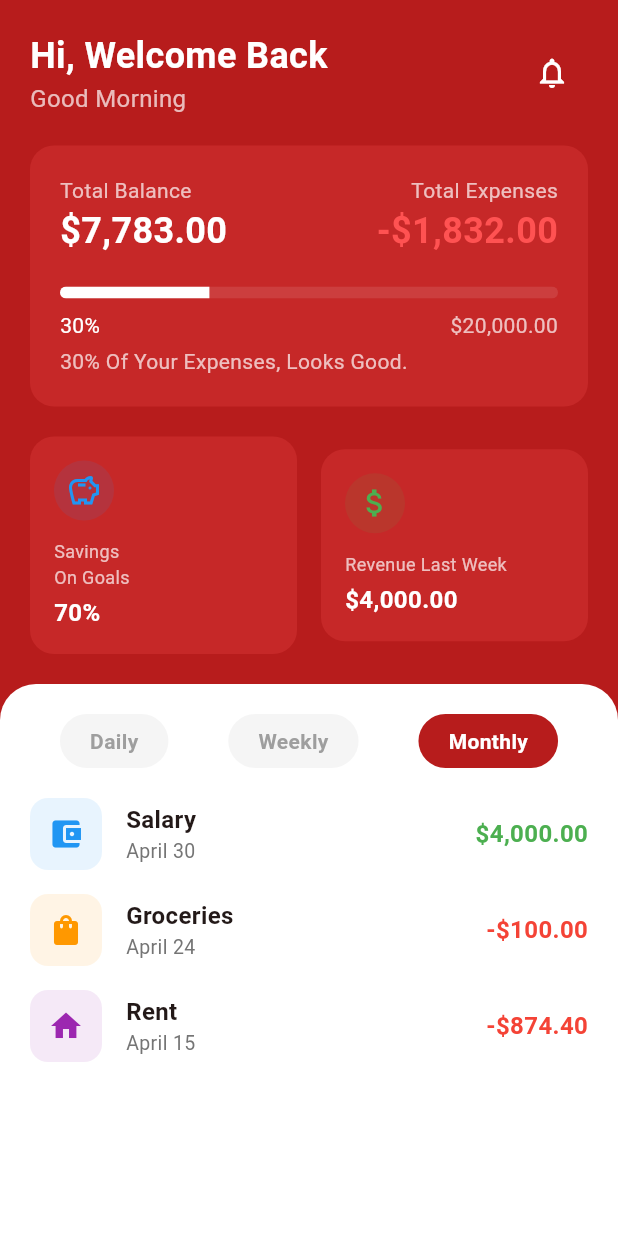
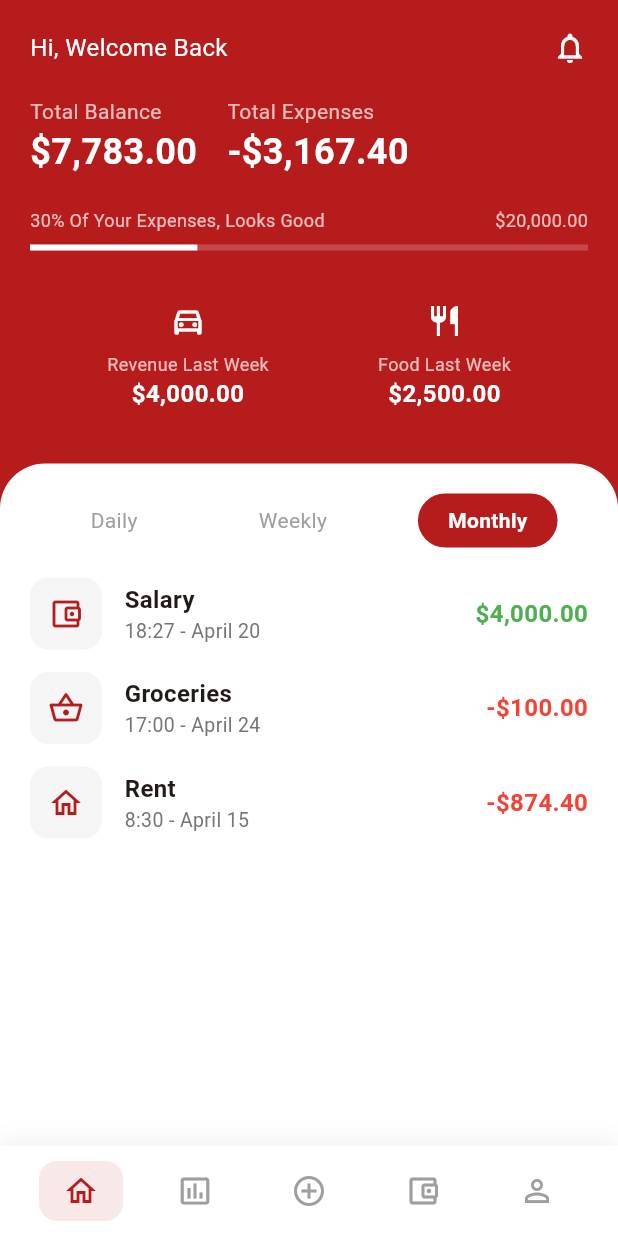
Before and after one commit to mutheejj/metrowealth, a Flutter app: the HomePage screen opened directly, on a phone screen of 412 x 824 dp. Run offline on Flutter 3.47's test engine with Material 3 defaults, Android fonts, the light colour scheme and no system bars; our stand-ins replace cloud_firestore, firebase_auth, firebase_core; accounts and stored records are empty; generated files the repository leaves out were written again.

Commit message:
fixed home/

```diff
--- a/lib/features/home/presentation/pages/home_page.dart
+++ b/lib/features/home/presentation/pages/home_page.dart
@@ -2,6 +2,7 @@ import 'package:flutter/material.dart';
 import 'package:flutter/services.dart';
 import 'package:metrowealth/core/constants/app_colors.dart';
 import 'package:metrowealth/core/services/database_service.dart';
+import 'package:metrowealth/features/navigation/presentation/pages/main_navigation.dart';
 import 'package:intl/intl.dart';
 
 class HomePage extends StatefulWidget {
@@ -18,70 +19,43 @@ class _HomePageState extends State<HomePage> {
 
   @override
   Widget build(BuildContext context) {
-    return Scaffold(
+    return MainNavigation(
+      child: Scaffold(
         backgroundColor: AppColors.primary,
         body: SafeArea(
           child: Column(
             children: [
-            // Top Section
+              // Top Section with Total Balance and Progress
               Padding(
                 padding: const EdgeInsets.all(20),
                 child: Column(
                   crossAxisAlignment: CrossAxisAlignment.start,
                   children: [
-                  // Header
-                  Row(
+                    const Row(
                       mainAxisAlignment: MainAxisAlignment.spaceBetween,
                       children: [
-                      Column(
-                        crossAxisAlignment: CrossAxisAlignment.start,
-                        children: const [
                         Text(
                           'Hi, Welcome Back',
                           style: TextStyle(
                             color: Colors.white,
-                              fontSize: 24,
-                              fontWeight: FontWeight.bold,
-                            ),
-                          ),
-                          Text(
-                            'Good Morning',
-                            style: TextStyle(
-                              color: Colors.white70,
                             fontSize: 16,
                           ),
                         ),
-                        ],
-                      ),
-                      IconButton(
-                        icon: const Icon(Icons.notifications_outlined, color: Colors.white),
-                        onPressed: () {
-                          // Handle notifications
-                        },
-                      ),
+                        Icon(Icons.notifications_none, color: Colors.white),
                       ],
                     ),
                     const SizedBox(height: 20),
-
-                  // Balance Card
-                  Container(
-                    padding: const EdgeInsets.all(20),
-                    decoration: BoxDecoration(
-                      color: AppColors.primary.shade800,
-                      borderRadius: BorderRadius.circular(16),
-                    ),
-                    child: Column(
-                      children: [
-                        // Balance Row
                     Row(
-                          mainAxisAlignment: MainAxisAlignment.spaceBetween,
                       children: [
                         Column(
                           crossAxisAlignment: CrossAxisAlignment.start,
                           children: [
                             const Text(
                               'Total Balance',
-                                  style: TextStyle(color: Colors.white70),
+                              style: TextStyle(
+                                color: Colors.white70,
+                                fontSize: 14,
+                              ),
                             ),
                             Text(
                               currencyFormat.format(7783.00),
@@ -93,17 +67,21 @@ class _HomePageState extends State<HomePage> {
                             ),
                           ],
                         ),
+                        const SizedBox(width: 20),
                         Column(
-                              crossAxisAlignment: CrossAxisAlignment.end,
+                          crossAxisAlignment: CrossAxisAlignment.start,
                           children: [
                             const Text(
                               'Total Expenses',
-                                  style: TextStyle(color: Colors.white70),
+                              style: TextStyle(
+                                color: Colors.white70,
+                                fontSize: 14,
+                              ),
                             ),
                             Text(
-                                  '-${currencyFormat.format(1832.00)}',
+                              '-${currencyFormat.format(3167.40)}',
                               style: const TextStyle(
-                                    color: Colors.redAccent,
+                                color: Colors.white,
                                 fontSize: 24,
                                 fontWeight: FontWeight.bold,
                               ),
@@ -113,38 +91,34 @@ class _HomePageState extends State<HomePage> {
                       ],
                     ),
                     const SizedBox(height: 20),
-
                     // Progress Bar
                     Column(
                       crossAxisAlignment: CrossAxisAlignment.start,
                       children: [
-                            ClipRRect(
-                              borderRadius: BorderRadius.circular(8),
-                              child: LinearProgressIndicator(
-                                value: 0.30,
-                                backgroundColor: Colors.white.withOpacity(0.1),
-                                valueColor: const AlwaysStoppedAnimation<Color>(Colors.white),
-                                minHeight: 8,
-                              ),
-                            ),
-                            const SizedBox(height: 8),
                         Row(
                           mainAxisAlignment: MainAxisAlignment.spaceBetween,
-                              children: const [
-                                Text(
-                                  '30%',
-                                  style: TextStyle(color: Colors.white),
+                          children: [
+                            const Text(
+                              '30% Of Your Expenses, Looks Good',
+                              style: TextStyle(
+                                color: Colors.white70,
+                                fontSize: 12,
+                              ),
                             ),
                             Text(
                               '\$20,000.00',
-                                  style: TextStyle(color: Colors.white70),
+                              style: TextStyle(
+                                color: Colors.white.withOpacity(0.7),
+                                fontSize: 12,
+                              ),
                             ),
                           ],
                         ),
-                            const SizedBox(height: 4),
-                            const Text(
-                              '30% Of Your Expenses, Looks Good.',
-                              style: TextStyle(color: Colors.white70),
+                        const SizedBox(height: 8),
+                        LinearProgressIndicator(
+                          value: 0.3,
+                          backgroundColor: Colors.white.withOpacity(0.2),
+                          valueColor: const AlwaysStoppedAnimation<Color>(Colors.white),
                         ),
                       ],
                     ),
@@ -152,26 +126,63 @@ class _HomePageState extends State<HomePage> {
                 ),
               ),
 
-                  const SizedBox(height: 20),
-
-                  // Stats Row
-                  Row(
+              // Recent Activity Card
+              Container(
+                margin: const EdgeInsets.symmetric(horizontal: 20),
+                padding: const EdgeInsets.all(15),
+                decoration: BoxDecoration(
+                  color: AppColors.primary.shade900,
+                  borderRadius: BorderRadius.circular(12),
+                ),
+                child: Row(
+                  mainAxisAlignment: MainAxisAlignment.spaceAround,
                   children: [
-                      Expanded(
-                        child: _buildStatCard(
-                          icon: Icons.savings_outlined,
-                          title: 'Savings\nOn Goals',
-                          value: '70%',
-                          iconColor: Colors.blue,
+                    Column(
+                      children: [
+                        const Icon(
+                          Icons.directions_car_outlined,
+                          color: Colors.white,
+                          size: 24,
+                        ),
+                        const SizedBox(height: 8),
+                        const Text(
+                          'Revenue Last Week',
+                          style: TextStyle(
+                            color: Colors.white70,
+                            fontSize: 12,
                           ),
                         ),
-                      const SizedBox(width: 16),
-                      Expanded(
-                        child: _buildStatCard(
-                          icon: Icons.attach_money,
-                          title: 'Revenue Last Week',
-                          value: currencyFormat.format(4000),
-                          iconColor: Colors.green,
+                        Text(
+                          currencyFormat.format(4000.00),
+                          style: const TextStyle(
+                            color: Colors.white,
+                            fontSize: 16,
+                            fontWeight: FontWeight.bold,
+                          ),
+                        ),
+                      ],
+                    ),
+                    Column(
+                      children: [
+                        const Icon(
+                          Icons.restaurant_outlined,
+                          color: Colors.white,
+                          size: 24,
+                        ),
+                        const SizedBox(height: 8),
+                        const Text(
+                          'Food Last Week',
+                          style: TextStyle(
+                            color: Colors.white70,
+                            fontSize: 12,
+                          ),
+                        ),
+                        Text(
+                          currencyFormat.format(2500.00),
+                          style: const TextStyle(
+                            color: Colors.white,
+                            fontSize: 16,
+                            fontWeight: FontWeight.bold,
                           ),
                         ),
                       ],
@@ -180,42 +191,27 @@ class _HomePageState extends State<HomePage> {
                 ),
               ),
 
-            // Bottom Section
+              // Time Frame Selector and Transactions List
               Expanded(
                 child: Container(
+                  margin: const EdgeInsets.only(top: 20),
                   padding: const EdgeInsets.all(20),
                   decoration: const BoxDecoration(
                     color: Colors.white,
-                  borderRadius: BorderRadius.vertical(top: Radius.circular(24)),
+                    borderRadius: BorderRadius.vertical(
+                      top: Radius.circular(30),
+                    ),
                   ),
                   child: Column(
                     children: [
                       // Time Frame Selector
                       Row(
                         mainAxisAlignment: MainAxisAlignment.spaceAround,
-                      children: ['Daily', 'Weekly', 'Monthly'].map((timeFrame) {
-                        final isSelected = timeFrame == _selectedTimeFrame;
-                        return GestureDetector(
-                          onTap: () => setState(() => _selectedTimeFrame = timeFrame),
-                          child: Container(
-                            padding: const EdgeInsets.symmetric(
-                              horizontal: 20,
-                              vertical: 8,
-                            ),
-                            decoration: BoxDecoration(
-                              color: isSelected ? AppColors.primary : Colors.grey.shade100,
-                              borderRadius: BorderRadius.circular(20),
-                            ),
-                            child: Text(
-                              timeFrame,
-                              style: TextStyle(
-                                color: isSelected ? Colors.white : Colors.grey,
-                                fontWeight: FontWeight.bold,
-                              ),
-                            ),
-                          ),
-                        );
-                      }).toList(),
+                        children: [
+                          _buildTimeFrameButton('Daily'),
+                          _buildTimeFrameButton('Weekly'),
+                          _buildTimeFrameButton('Monthly'),
+                        ],
                       ),
                       const SizedBox(height: 20),
 
@@ -224,28 +220,28 @@ class _HomePageState extends State<HomePage> {
                         child: ListView(
                           children: [
                             _buildTransactionItem(
-                            title: 'Salary',
-                            date: 'April 30',
-                            amount: 4000,
-                            icon: Icons.account_balance_wallet,
-                            iconColor: Colors.blue,
-                            isExpense: false,
+                              'Salary',
+                              'Monthly',
+                              '18:27 - April 20',
+                              4000.00,
+                              false,
+                              Icons.account_balance_wallet_outlined,
                             ),
                             _buildTransactionItem(
-                            title: 'Groceries',
-                            date: 'April 24',
-                            amount: 100,
-                            icon: Icons.shopping_bag,
-                            iconColor: Colors.orange,
-                            isExpense: true,
+                              'Groceries',
+                              'Pantry',
+                              '17:00 - April 24',
+                              100.00,
+                              true,
+                              Icons.shopping_basket_outlined,
                             ),
                             _buildTransactionItem(
-                            title: 'Rent',
-                            date: 'April 15',
-                            amount: 874.40,
-                            icon: Icons.home,
-                            iconColor: Colors.purple,
-                            isExpense: true,
+                              'Rent',
+                              'Rent',
+                              '8:30 - April 15',
+                              874.40,
+                              true,
+                              Icons.home_outlined,
                             ),
                           ],
                         ),
@@ -257,72 +253,52 @@ class _HomePageState extends State<HomePage> {
             ],
           ),
         ),
-    );
-  }
-
-  Widget _buildStatCard({
-    required IconData icon,
-    required String title,
-    required String value,
-    required Color iconColor,
-  }) {
-    return Container(
-      padding: const EdgeInsets.all(16),
-      decoration: BoxDecoration(
-        color: AppColors.primary.shade800,
-        borderRadius: BorderRadius.circular(16),
-      ),
-      child: Column(
-        crossAxisAlignment: CrossAxisAlignment.start,
-        children: [
-          Container(
-            padding: const EdgeInsets.all(8),
-            decoration: BoxDecoration(
-              color: iconColor.withOpacity(0.1),
-              shape: BoxShape.circle,
-            ),
-            child: Icon(icon, color: iconColor),
-          ),
-          const SizedBox(height: 12),
-          Text(
-            title,
-            style: const TextStyle(color: Colors.white70, fontSize: 12),
-          ),
-          const SizedBox(height: 4),
-          Text(
-            value,
-            style: const TextStyle(
-              color: Colors.white,
-              fontSize: 16,
-              fontWeight: FontWeight.bold,
-            ),
-          ),
-        ],
       ),
     );
   }
 
-  Widget _buildTransactionItem({
-    required String title,
-    required String date,
-    required double amount,
-    required IconData icon,
-    required Color iconColor,
-    required bool isExpense,
-  }) {
+  Widget _buildTimeFrameButton(String text) {
+    final isSelected = _selectedTimeFrame == text;
+    return GestureDetector(
+      onTap: () => setState(() => _selectedTimeFrame = text),
+      child: Container(
+        padding: const EdgeInsets.symmetric(horizontal: 20, vertical: 8),
+        decoration: BoxDecoration(
+          color: isSelected ? AppColors.primary : Colors.transparent,
+          borderRadius: BorderRadius.circular(20),
+        ),
+        child: Text(
+          text,
+          style: TextStyle(
+            color: isSelected ? Colors.white : Colors.grey,
+            fontWeight: isSelected ? FontWeight.bold : FontWeight.normal,
+          ),
+        ),
+      ),
+    );
+  }
+
+  Widget _buildTransactionItem(
+    String title,
+    String category,
+    String date,
+    double amount,
+    bool isExpense,
+    IconData icon,
+  ) {
     return Container(
-      margin: const EdgeInsets.only(bottom: 16),
+      margin: const EdgeInsets.only(bottom: 15),
       child: Row(
         children: [
           Container(
             padding: const EdgeInsets.all(12),
             decoration: BoxDecoration(
-              color: iconColor.withOpacity(0.1),
+              color: Colors.grey.shade100,
               borderRadius: BorderRadius.circular(12),
             ),
-            child: Icon(icon, color: iconColor),
+            child: Icon(icon, color: AppColors.primary),
           ),
-          const SizedBox(width: 16),
+          const SizedBox(width: 15),
           Expanded(
             child: Column(
               crossAxisAlignment: CrossAxisAlignment.start,
--- a/lib/features/navigation/presentation/pages/main_navigation.dart
+++ b/lib/features/navigation/presentation/pages/main_navigation.dart
@@ -5,7 +5,12 @@ import 'package:metrowealth/features/profile/presentation/pages/profile_page.dar
 // Import other pages
 
 class MainNavigation extends StatefulWidget {
-  const MainNavigation({Key? key}) : super(key: key);
+  final Widget child;
+
+  const MainNavigation({
+    Key? key,
+    required this.child,
+  }) : super(key: key);
 
   @override
   State<MainNavigation> createState() => _MainNavigationState();
@@ -31,21 +36,19 @@ class _MainNavigationState extends State<MainNavigation> {
   @override
   Widget build(BuildContext context) {
     return Scaffold(
-      body: _pages[_selectedIndex],
+      body: widget.child,
       bottomNavigationBar: Container(
+        padding: const EdgeInsets.symmetric(horizontal: 16, vertical: 10),
         decoration: BoxDecoration(
           color: Colors.white,
           boxShadow: [
             BoxShadow(
-              color: Colors.black.withOpacity(0.1),
+              color: Colors.black.withOpacity(0.05),
               blurRadius: 10,
               offset: const Offset(0, -5),
             ),
           ],
         ),
-        child: SafeArea(
-          child: Padding(
-            padding: const EdgeInsets.symmetric(horizontal: 16, vertical: 8),
         child: Row(
           mainAxisAlignment: MainAxisAlignment.spaceAround,
           children: [
@@ -55,12 +58,12 @@ class _MainNavigationState extends State<MainNavigation> {
               onTap: () => _onItemTapped(0),
             ),
             _buildNavItem(
-                  icon: Icons.analytics_outlined,
+              icon: Icons.insert_chart_outlined,
               isSelected: _selectedIndex == 1,
               onTap: () => _onItemTapped(1),
             ),
             _buildNavItem(
-                  icon: Icons.swap_horiz,
+              icon: Icons.add_circle_outline,
               isSelected: _selectedIndex == 2,
               onTap: () => _onItemTapped(2),
             ),
@@ -75,8 +78,6 @@ class _MainNavigationState extends State<MainNavigation> {
               onTap: () => _onItemTapped(4),
             ),
           ],
-            ),
-          ),
         ),
       ),
     );
--- a/lib/main.dart
+++ b/lib/main.dart
@@ -1,9 +1,6 @@
 import 'package:flutter/material.dart';
 import 'package:metrowealth/core/services/firebase_service.dart';
 import 'package:metrowealth/features/auth/presentation/pages/splash_screen.dart';
-import 'package:firebase_core/firebase_core.dart';
-import 'package:firebase_auth/firebase_auth.dart';
-import 'package:metrowealth/features/navigation/presentation/pages/main_navigation.dart';
 
 void main() async {
   WidgetsFlutterBinding.ensureInitialized();
@@ -57,7 +54,7 @@ class ErrorApp extends StatelessWidget {
 
   @override
   Widget build(BuildContext context) {
-    return MaterialApp(
+    return const MaterialApp(
       home: Scaffold(
         body: Center(
           child: Text(
```
Lines whose indentation alone changed are shown as unchanged.
